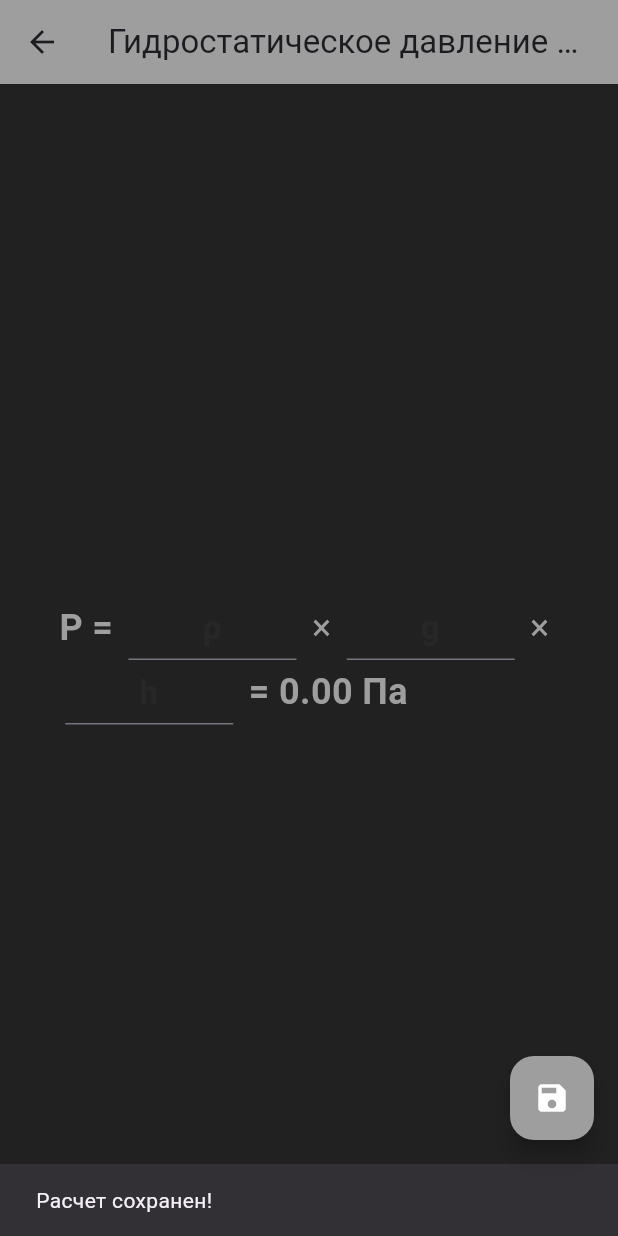
After one commit to yakexerr/operator_journal_app, a Flutter app: the HidrostaticPressure screen opened by its route, after a tap on the "save" icon, on a phone screen of 412 x 824 dp. The commit adds this screen. Run offline on Flutter 3.47's test engine with Material 3 defaults, Android fonts, the phone set to English and light mode, and no system bars; our stand-ins replace sqflite, sqflite_common_ffi; accounts and stored records are empty.

Commit message:
first try

```diff
--- /dev/null
+++ b/operator_app/lib/pages/formuls/hidrostatic_pressure.dart
@@ -0,0 +1,121 @@
+import 'package:flutter/material.dart';
+import 'package:flutter/services.dart';
+import 'package:operator_app/widgets/my_app_bar.dart';
+import 'package:operator_app/models/calculation_model.dart';
+import 'package:operator_app/repositories/local_db_repository.dart';
+import 'package:operator_app/repositories/calculation_repository.dart';
+
+class HidrostaticPressure extends StatefulWidget {
+  const HidrostaticPressure({super.key});
+
+  @override
+  State<HidrostaticPressure> createState() => _HidrostaticPressureState();
+}
+
+class _HidrostaticPressureState extends State<HidrostaticPressure> {
+  final TextEditingController roController = TextEditingController();
+  final TextEditingController gController = TextEditingController();
+  final TextEditingController hController = TextEditingController();
+  final String formulaName = "Гидростатическое давление столба жидкости";
+  double result = 0.0;
+
+  // устраняем утечку памяти
+  @override
+  void dispose() {
+    roController.dispose();
+    gController.dispose();
+    hController.dispose();
+    super.dispose();
+  }
+
+  @override
+  Widget build(BuildContext context) {
+    return Scaffold(
+      backgroundColor: Colors.grey[900],
+      appBar: MyAppBar(title: formulaName),
+      body: Center(
+        child: Padding(
+          padding: const EdgeInsets.all(16.0),
+          child: Wrap( // Wrap для переноса формулы на новую строку если выйдет за границу экрана
+            crossAxisAlignment: WrapCrossAlignment.center, //
+            children: [
+              Text("P = ", style: TextStyle(fontSize: 24, fontWeight: FontWeight.bold, color: Colors.grey)),
+              buildMathInput(roController, "ρ"),
+              Text(" × ", style: TextStyle(fontSize: 24, color: Colors.grey)),
+              buildMathInput(gController, "g"),
+              Text(" × ", style: TextStyle(fontSize: 24, color: Colors.grey)),
+              buildMathInput(hController, "h"),
+              Text(" = ", style: TextStyle(fontSize: 24, fontWeight: FontWeight.bold, color: Colors.grey)),
+              Text("${result.toStringAsFixed(2)} Па", style: TextStyle(fontSize: 24, fontWeight: FontWeight.bold, color: Colors.grey)),
+            ],
+          ),
+        ),
+      ),
+      floatingActionButton: FloatingActionButton(
+        backgroundColor: Colors.grey,
+        // Пример для кнопки "Сохранить"
+        onPressed: () async { // Делаем обработчик асинхронным
+
+          // 1. Создаем репозиторий
+          final CalculationRepository repository = LocalDbRepository();
+
+
+          // 2. Создаем объект с тестовыми данными
+          final newCalculation = Calculation(
+            title: 'Расчет "$formulaName"',
+            result: result,
+            createdAt: DateTime.now().toIso8601String(), // Текущая дата и время
+          );
+
+          // 3. Вызываем метод для сохранения
+          await repository.createCalculation(newCalculation);
+
+          // 4. Показываем сообщение, что все получилось
+          ScaffoldMessenger.of(context).showSnackBar(
+            SnackBar(content: Text('Расчет сохранен!'))
+          );
+        },
+        child: Icon(
+          Icons.save,
+          color: Colors.white,
+          semanticLabel: "Сохранить результат",
+        )
+        ),
+    );
+  }
+
+  void _calculate() {
+    // поскольку бывает что вместо запятой точка у некоторых клавиатур, может вернуть null, для этого пишем такую штуку
+    double parseValue(String text) => double.tryParse(text.replaceAll(',', '.')) ?? 0;
+    double ro = parseValue(roController.text);
+    double g = parseValue(gController.text);
+    double h = parseValue(hController.text);
+    setState(() {
+      result = ro*g*h;
+    });
+  }
+
+  Widget buildMathInput(TextEditingController controller, String hint) {
+    return Container(
+      constraints: BoxConstraints(minWidth: 40, maxWidth: 120),
+      padding: EdgeInsets.symmetric(horizontal: 4),
+      child: TextField(
+        controller: controller,
+        keyboardType: TextInputType.numberWithOptions(decimal: true), // чтобы открывалась клава только для чисел
+        inputFormatters: [
+          FilteringTextInputFormatter.allow(RegExp(r'^\d*[.,]?\d*')),
+        ],
+        textAlign: TextAlign.center,
+        style: TextStyle(fontSize: 22, color: Colors.blueAccent, fontWeight: FontWeight.bold),
+        decoration: InputDecoration(
+          hintText: hint,
+          hintStyle: TextStyle(color: Colors.grey.withOpacity(0.05)),
+          border: UnderlineInputBorder(), // полоска внизу
+          isDense: true, // лишние отступы
+          contentPadding: EdgeInsets.symmetric(vertical: 5),
+        ),
+        onChanged: (val) => _calculate(),
+      ),
+    );
+  }
+}
--- /dev/null
+++ b/operator_app/lib/repositories/calculation_repository.dart
@@ -0,0 +1,10 @@
+import 'package:operator_app/models/calculation_model.dart';
+
+abstract class CalculationRepository {
+  // сохранение нового расчёта
+  Future<void> createCalculation(Calculation calc);
+  // все расчёты в историю
+  Future<List<Calculation>> getAllCalculations();
+  // удаление расчёта (потом)
+  Future<void> deleteCalculation(int id);
+}
--- /dev/null
+++ b/operator_app/lib/repositories/local_db_repository.dart
@@ -0,0 +1,27 @@
+import 'package:operator_app/models/calculation_model.dart';
+import 'package:operator_app/utils/db_provider.dart';
+import 'calculation_repository.dart';
+
+class LocalDbRepository implements CalculationRepository{
+  final dbProvider = DBProvider.db;
+  @override
+  Future<void> deleteCalculation(int id) async {
+    await DBProvider.deleteCalculation(id);
+  }
+  @override
+  Future<void> createCalculation(Calculation calc)  {
+    return DBProvider.newCalculation(calc);
+  }
+
+  @override
+  Future<List<Calculation>> getAllCalculations() async {
+    /*
+    тут надо написать вызов метода для получения данных,
+    который добавить надо в DBProvider
+    что-то типа
+    return await dbProvider.getAllCalculations();
+     */
+    print("Запрос всех рассчётов из локальной БД");
+    return await DBProvider.getAllCalculations();
+  }
+}
--- a/operator_app/pubspec.yaml
+++ b/operator_app/pubspec.yaml
@@ -33,6 +33,7 @@ dependencies:
 
   sqflite:
   path_provider:
+  sqflite_common_ffi:
 
   # The following adds the Cupertino Icons font to your application.
   # Use with the CupertinoIcons class for iOS style icons.
```
Also changed, not shown: operator_app/lib/main.dart (+14 -3 lines), operator_app/lib/pages/formulas_list.dart (+9 -0 lines), operator_app/lib/pages/formuls/test_page.dart (added, +55 -0 lines), operator_app/lib/pages/history.dart (+73 -0 lines), operator_app/lib/utils/db_provider.dart (+30 -5 lines), operator_app/pubspec.lock, 1 other file.
